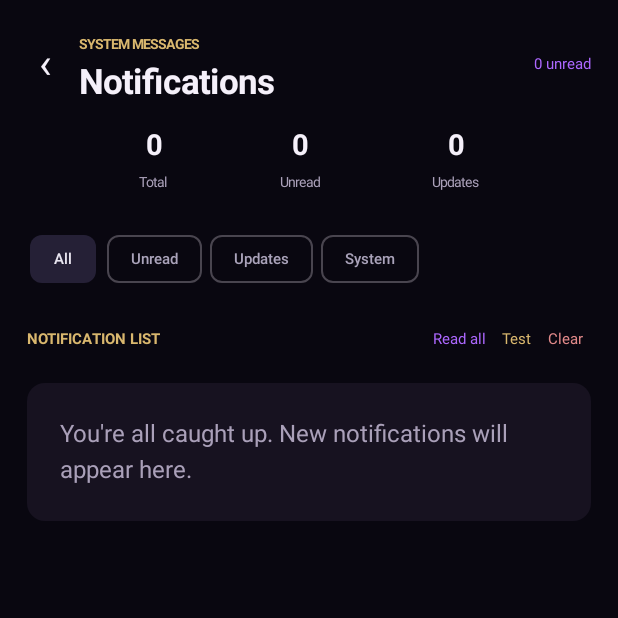
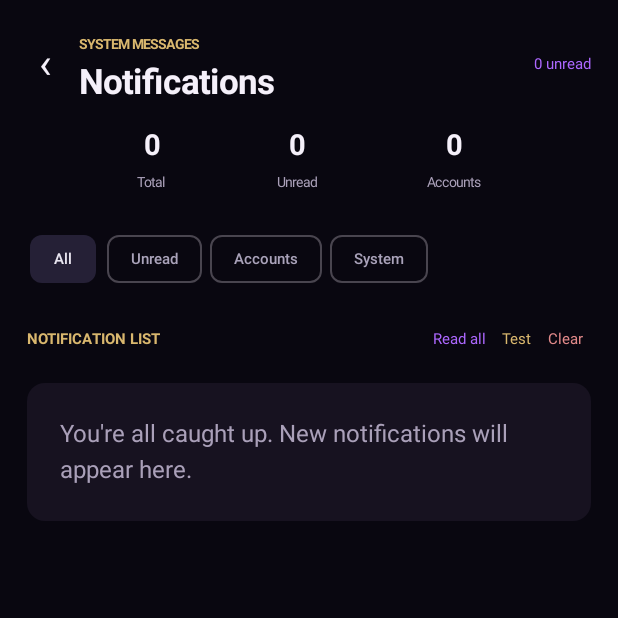
Before and after one commit to r7Kh/StrategyAssistant, an Android app built with Jetpack Compose: the composable NotificationsScreen called with empty values, on a phone screen of 412 x 824 dp, the top half of it. Run offline under Robolectric (Android 15) with nearby library versions, the phone set to English and light mode, and no system bars; libraries missing offline, so code that uses them is left out: io.github.sceneview, io.github.sceneview.node, io.github.sceneview.rememberCameraManipulator, io.github.sceneview.rememberEngine, io.github.sceneview.rememberModelInstance and 1 more; 7 statements that could not run were skipped.

Commit message:
Use real notification categories in filters and statistics

```diff
--- a/app/src/main/java/com/strategy/assistant/ui/screens/NotificationsScreen.kt
+++ b/app/src/main/java/com/strategy/assistant/ui/screens/NotificationsScreen.kt
@@ -35,8 +35,8 @@ fun NotificationsScreen(
     val shown = notifications.filter {
         when (filter) {
             "Unread" -> !it.isRead
-            "Updates" -> it.category.equals("Updates", true)
-            "System" -> it.category.equals("System", true) || it.category.equals("Accounts", true)
+            "Accounts" -> it.category.equals("Accounts", true)
+            "System" -> it.category.equals("System", true)
             else -> true
         }
     }
@@ -50,11 +50,11 @@ fun NotificationsScreen(
         Row(Modifier.fillMaxWidth(), horizontalArrangement = Arrangement.SpaceEvenly) {
             Stat(notifications.size.toString(), "Total")
             Stat(notifications.count { !it.isRead }.toString(), "Unread")
-            Stat(notifications.count { it.category.equals("Updates", true) }.toString(), "Updates")
+            Stat(notifications.count { it.category.equals("Accounts", true) }.toString(), "Accounts")
         }
         Spacer(Modifier.height(15.dp))
         Row(horizontalArrangement = Arrangement.spacedBy(5.dp)) {
-            listOf("All", "Unread", "Updates", "System").forEach { item ->
+            listOf("All", "Unread", "Accounts", "System").forEach { item ->
                 FilterChip(selected = filter == item, onClick = { filter = item }, label = { Text(item, fontSize = 10.sp) })
             }
         }
```
